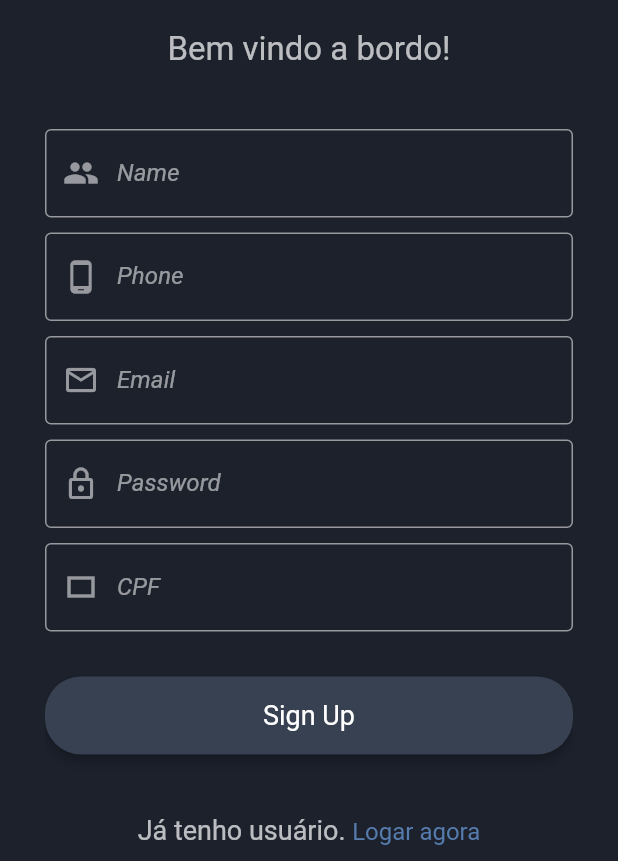
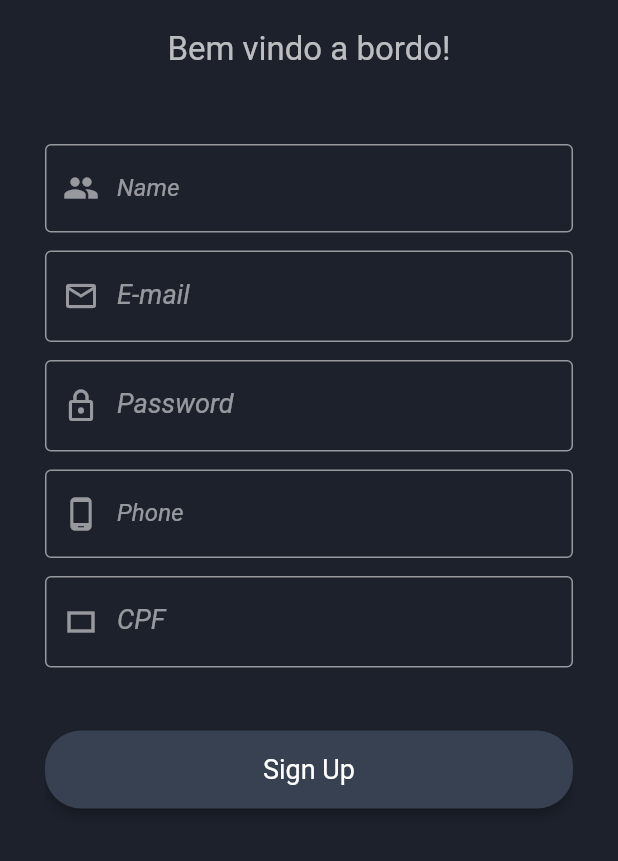
Before and after one commit to valdir-alves3000/pi-viii, a Flutter app: the RegisterScreen screen opened by its route, on a phone screen of 412 x 824 dp, the part 375-1236 px from its top. Run offline on Flutter 3.47's test engine with Material 2 defaults, Android fonts, the phone set to English and light mode, and no system bars; our stand-ins replace dio; missing offline and left inert: flutter_barcode_scanner, validatorless; Roboto replaces fonts that are missing (Brand Bold).

Commit message:
Add FormFieldValidator with Validatorless

```diff
--- a/mobile/lib/src/pages/register_screen.dart
+++ b/mobile/lib/src/pages/register_screen.dart
@@ -5,6 +5,7 @@ import 'package:flutter/material.dart';
 import 'package:mobile/src/blocs/auth_bloc.dart';
 import 'package:mobile/src/resources/dialog/loading_dialog.dart';
 import 'package:mobile/src/resources/dialog/msg_dialog.dart';
+import 'package:validatorless/validatorless.dart';
 
 class RegisterScreen extends StatefulWidget {
   static const String idPage = '/register';
@@ -15,13 +16,25 @@ class RegisterScreen extends StatefulWidget {
 }
 
 class _RegisterScreenState extends State<RegisterScreen> {
-  final AuthBloc authBloc = AuthBloc();
+  final _formKey = GlobalKey<FormState>();
+  final authBloc = AuthBloc();
 
-  final TextEditingController _nameController = TextEditingController();
-  final TextEditingController _emailController = TextEditingController();
-  final TextEditingController _passController = TextEditingController();
-  final TextEditingController _phoneController = TextEditingController();
-  final TextEditingController _cpfController = TextEditingController();
+  final _nameController = TextEditingController();
+  final _emailController = TextEditingController();
+  final _passController = TextEditingController();
+  final _phoneController = TextEditingController();
+  final _cpfController = TextEditingController();
+
+  @override
+  void dispose() {
+    _nameController.dispose();
+    _emailController.dispose();
+    _passController.dispose();
+    _phoneController.dispose();
+    _cpfController.dispose();
+
+    super.dispose();
+  }
 
   @override
   Widget build(BuildContext context) {
@@ -53,201 +66,194 @@ class _RegisterScreenState extends State<RegisterScreen> {
                   style: TextStyle(fontSize: 22, color: Colors.white70),
                 ),
               ),
+              Form(
+                key: _formKey,
+                child: Column(
+                  children: [
                     Padding(
-                  padding: const EdgeInsets.fromLTRB(0, 40, 0, 0),
-                  child: StreamBuilder(
-                      stream: authBloc.nameStream,
-                      builder: (context, snapshot) => TextField(
+                      padding: const EdgeInsets.fromLTRB(0, 50, 0, 12),
+                      child: TextFormField(
                         controller: _nameController,
+                        validator: Validatorless.required("Nome Obrigatório"),
                         style: const TextStyle(
                             fontSize: 16, color: Colors.white70),
-                            decoration: InputDecoration(
-                              enabledBorder: const OutlineInputBorder(
+                        decoration: const InputDecoration(
+                          enabledBorder: OutlineInputBorder(
                             borderSide: BorderSide(
                               color: Colors.white54,
                             ),
                           ),
-                              focusedBorder: const OutlineInputBorder(
+                          focusedBorder: OutlineInputBorder(
                             borderSide: BorderSide(
                               color: Colors.blue,
                             ),
                           ),
                           labelText: "Name",
-                              labelStyle: const TextStyle(
+                          labelStyle: TextStyle(
                             color: Colors.white54,
                             fontStyle: FontStyle.italic,
                           ),
-                              prefixIcon: const Icon(
+                          prefixIcon: Icon(
                             Icons.people,
                             color: Colors.white54,
                           ),
-                              border: const OutlineInputBorder(
+                          border: OutlineInputBorder(
                             borderRadius: BorderRadius.all(
                               Radius.circular(6),
                             ),
                           ),
-                              errorText: snapshot.hasError
-                                  ? snapshot.error.toString()
-                                  : null,
                         ),
-                          ))),
-              Padding(
-                padding: const EdgeInsets.fromLTRB(0, 10, 0, 0),
-                child: StreamBuilder(
-                    stream: authBloc.phoneStream,
-                    builder: (context, snapshot) => TextField(
-                          controller: _phoneController,
-                          style: const TextStyle(
-                              fontSize: 16, color: Colors.white70),
-                          decoration: InputDecoration(
-                            enabledBorder: const OutlineInputBorder(
+                      ),
+                    ),
+                    TextFormField(
+                      controller: _emailController,
+                      validator: Validatorless.multiple([
+                        Validatorless.required("E-mail Obrigatório"),
+                        Validatorless.email("E-mail inválido"),
+                      ]),
+                      style:
+                          const TextStyle(fontSize: 18, color: Colors.white70),
+                      decoration: const InputDecoration(
+                        enabledBorder: OutlineInputBorder(
                           borderSide: BorderSide(
                             color: Colors.white54,
                           ),
                         ),
-                            focusedBorder: const OutlineInputBorder(
+                        focusedBorder: OutlineInputBorder(
+                          borderSide: BorderSide(
+                            color: Colors.blue,
+                          ),
+                        ),
+                        labelText: "E-mail",
+                        labelStyle: TextStyle(
+                          color: Colors.white54,
+                          fontStyle: FontStyle.italic,
+                        ),
+                        prefixIcon: Icon(
+                          Icons.email_outlined,
+                          color: Colors.white54,
+                        ),
+                        border: OutlineInputBorder(
+                          borderRadius: BorderRadius.all(
+                            Radius.circular(6),
+                          ),
+                        ),
+                      ),
+                    ),
+                    Padding(
+                      padding: const EdgeInsets.fromLTRB(0, 12, 0, 12),
+                      child: TextFormField(
+                        controller: _passController,
+                        validator: Validatorless.multiple([
+                          Validatorless.required("Senha Obrigatória"),
+                          Validatorless.min(
+                              6, "A senha deve ter pelo menos 6 caracteres"),
+                        ]),
+                        style: const TextStyle(
+                            fontSize: 18, color: Colors.white70),
+                        decoration: const InputDecoration(
+                          enabledBorder: OutlineInputBorder(
+                            borderSide: BorderSide(
+                              color: Colors.white54,
+                            ),
+                          ),
+                          focusedBorder: OutlineInputBorder(
+                            borderSide: BorderSide(
+                              color: Colors.blue,
+                            ),
+                          ),
+                          labelText: "Password",
+                          labelStyle: TextStyle(
+                            color: Colors.white54,
+                            fontStyle: FontStyle.italic,
+                          ),
+                          prefixIcon: Icon(
+                            Icons.lock_outline,
+                            color: Colors.white54,
+                          ),
+                          border: OutlineInputBorder(
+                            borderRadius: BorderRadius.all(
+                              Radius.circular(6),
+                            ),
+                          ),
+                        ),
+                      ),
+                    ),
+                    TextFormField(
+                      controller: _phoneController,
+                      validator: Validatorless.multiple([
+                        Validatorless.required("Telefone Obrigatório"),
+                        Validatorless.number("Apenas números por favor")
+                      ]),
+                      style:
+                          const TextStyle(fontSize: 16, color: Colors.white70),
+                      decoration: const InputDecoration(
+                        enabledBorder: OutlineInputBorder(
+                          borderSide: BorderSide(
+                            color: Colors.white54,
+                          ),
+                        ),
+                        focusedBorder: OutlineInputBorder(
                           borderSide: BorderSide(
                             color: Colors.blue,
                           ),
                         ),
                         labelText: "Phone",
-                            labelStyle: const TextStyle(
+                        labelStyle: TextStyle(
                           color: Colors.white54,
                           fontStyle: FontStyle.italic,
                         ),
-                            prefixIcon: const Icon(
+                        prefixIcon: Icon(
                           Icons.phone_android,
                           color: Colors.white54,
                         ),
-                            border: const OutlineInputBorder(
+                        border: OutlineInputBorder(
                           borderRadius: BorderRadius.all(
                             Radius.circular(6),
                           ),
                         ),
-                            errorText: snapshot.hasError
-                                ? snapshot.error.toString()
-                                : null,
                       ),
-                        )),
                     ),
                     Padding(
-                padding: const EdgeInsets.fromLTRB(0, 10, 0, 0),
-                child: StreamBuilder(
-                    stream: authBloc.emailStream,
-                    builder: (context, snapshot) => TextField(
-                          controller: _emailController,
+                      padding: const EdgeInsets.fromLTRB(0, 12, 0, 12),
+                      child: TextFormField(
+                        controller: _cpfController,
+                        validator: Validatorless.multiple([
+                          Validatorless.required("CPF Obrigatório"),
+                          Validatorless.number('CPF inválido'),
+                        ]),
                         style: const TextStyle(
-                              fontSize: 16, color: Colors.white70),
-                          decoration: InputDecoration(
-                            enabledBorder: const OutlineInputBorder(
+                            fontSize: 18, color: Colors.white70),
+                        decoration: const InputDecoration(
+                          enabledBorder: OutlineInputBorder(
                             borderSide: BorderSide(
                               color: Colors.white54,
                             ),
                           ),
-                            focusedBorder: const OutlineInputBorder(
-                              borderSide: BorderSide(
-                                color: Colors.blue,
-                              ),
-                            ),
-                            labelText: "Email",
-                            labelStyle: const TextStyle(
-                              color: Colors.white54,
-                              fontStyle: FontStyle.italic,
-                            ),
-                            prefixIcon: const Icon(
-                              Icons.email_outlined,
-                              color: Colors.white54,
-                            ),
-                            border: const OutlineInputBorder(
-                              borderRadius: BorderRadius.all(
-                                Radius.circular(6),
-                              ),
-                            ),
-                            errorText: snapshot.hasError
-                                ? snapshot.error.toString()
-                                : null,
-                          ),
-                        )),
-              ),
-              Padding(
-                padding: const EdgeInsets.fromLTRB(0, 10, 0, 0),
-                child: StreamBuilder(
-                    stream: authBloc.passStream,
-                    builder: (context, snapshot) => TextField(
-                          controller: _passController,
-                          obscureText: true,
-                          style: const TextStyle(
-                              fontSize: 16, color: Colors.white70),
-                          decoration: InputDecoration(
-                            enabledBorder: const OutlineInputBorder(
-                              borderSide: BorderSide(
-                                color: Colors.white54,
-                              ),
-                            ),
-                            focusedBorder: const OutlineInputBorder(
-                              borderSide: BorderSide(
-                                color: Colors.blue,
-                              ),
-                            ),
-                            labelText: "Password",
-                            labelStyle: const TextStyle(
-                              color: Colors.white54,
-                              fontStyle: FontStyle.italic,
-                            ),
-                            prefixIcon: const Icon(
-                              Icons.lock_outline,
-                              color: Colors.white54,
-                            ),
-                            border: const OutlineInputBorder(
-                              borderRadius: BorderRadius.all(
-                                Radius.circular(6),
-                              ),
-                            ),
-                            errorText: snapshot.hasError
-                                ? snapshot.error.toString()
-                                : null,
-                          ),
-                        )),
-              ),
-              Padding(
-                padding: const EdgeInsets.fromLTRB(0, 10, 0, 0),
-                child: StreamBuilder(
-                    stream: authBloc.cpfStream,
-                    builder: (context, snapshot) => TextField(
-                          controller: _cpfController,
-                          obscureText: true,
-                          style: const TextStyle(
-                              fontSize: 16, color: Colors.white70),
-                          decoration: InputDecoration(
-                            enabledBorder: const OutlineInputBorder(
-                              borderSide: BorderSide(
-                                color: Colors.white54,
-                              ),
-                            ),
-                            focusedBorder: const OutlineInputBorder(
+                          focusedBorder: OutlineInputBorder(
                             borderSide: BorderSide(
                               color: Colors.blue,
                             ),
                           ),
                           labelText: "CPF",
-                            labelStyle: const TextStyle(
+                          labelStyle: TextStyle(
                             color: Colors.white54,
                             fontStyle: FontStyle.italic,
                           ),
-                            prefixIcon: const Icon(
+                          prefixIcon: Icon(
                             Icons.crop_landscape_sharp,
                             color: Colors.white54,
                           ),
-                            border: const OutlineInputBorder(
+                          border: OutlineInputBorder(
                             borderRadius: BorderRadius.all(
                               Radius.circular(6),
                             ),
                           ),
-                            errorText: snapshot.hasError
-                                ? snapshot.error.toString()
-                                : null,
                         ),
-                        )),
+                      ),
+                    ),
+                  ],
+                ),
               ),
               Padding(
                 padding: const EdgeInsets.fromLTRB(0, 30, 0, 40),
@@ -312,7 +318,7 @@ class _RegisterScreenState extends State<RegisterScreen> {
     String pass = _passController.text;
     String cpf = _cpfController.text;
 
-    var isValid = authBloc.isValid(name, email, pass, phone, cpf);
+    var isValid = _formKey.currentState?.validate() ?? false;
 
     if (isValid) {
       LoadingDialog.showLoadingDialog(context, 'Loading...');
--- a/mobile/pubspec.yaml
+++ b/mobile/pubspec.yaml
@@ -17,6 +17,7 @@ dependencies:
   provider: ^6.0.4
   flutter_barcode_scanner: ^2.0.0
   intl: ^0.17.0
+  validatorless: ^1.2.3
 
   cupertino_icons: ^1.0.2
   dio_cookie_manager: ^2.0.0
```
Also changed, not shown: mobile/lib/src/pages/login_screen.dart (+48 -35 lines), mobile/lib/src/utils/validators.dart (added, +16 -0 lines), mobile/assets/banner.png (added), mobile/pubspec.lock. Lines whose indentation alone changed are shown as unchanged.
